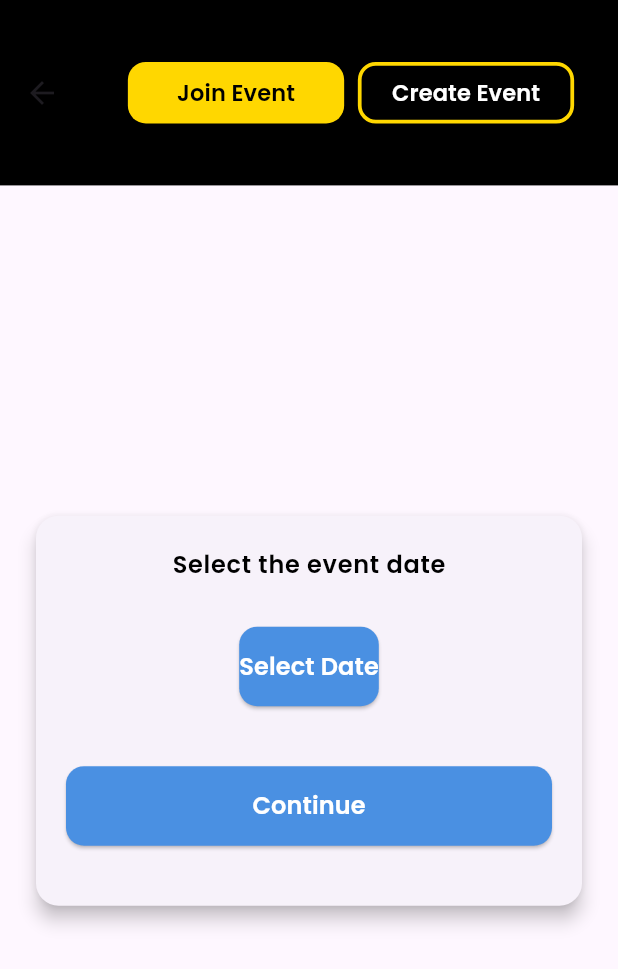
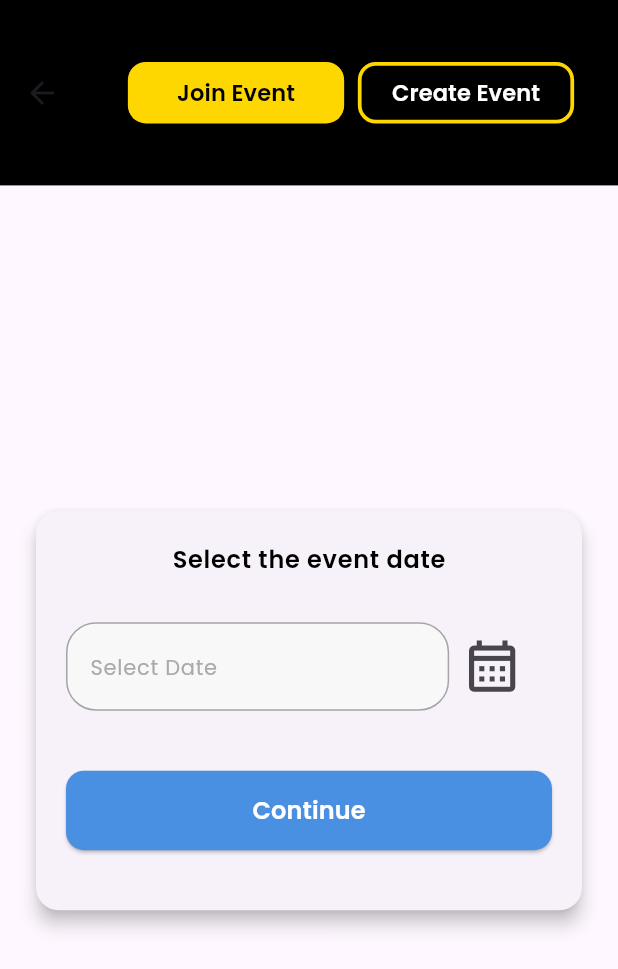
Before and after one commit to SarinaShrestha/momentix, a Flutter app: the EventScreen screen opened directly, after a tap on "Create Event", after a tap on "Continue", on a phone screen of 412 x 824 dp. Shown: the top 969 px of the screen. Run offline on Flutter 3.47's test engine with Material 3 defaults, Android fonts, the phone set to English and light mode, and no system bars; our stand-ins replace cloud_firestore, firebase_auth, firebase_core, firebase_storage, get, iconsax and 7 more; missing offline and left inert: firebase_app_check, gallery_saver_plus, google_ml_kit, google_mlkit_face_detection, mobile_scanner; accounts and stored records are empty.

Commit message:
Event Date

```diff
--- a/frontend/lib/features/core/widgets/events_widgets/event_creation_form_widget.dart
+++ b/frontend/lib/features/core/widgets/events_widgets/event_creation_form_widget.dart
@@ -21,6 +21,7 @@ class EventCreationFormWidget extends StatelessWidget {
 
   @override
   Widget build(BuildContext context) {
+    final size = MediaQuery.of(context).size;
     return Padding(
       padding: const EdgeInsets.all(20.0),
       child: Card(
@@ -51,11 +52,21 @@ class EventCreationFormWidget extends StatelessWidget {
                   style: Theme.of(context).textTheme.bodyMedium
                 )
               else if (step == 1)
-                ElevatedButtonWidget(
-                  onPressed: onSelectDate,
-                  buttonName: eventDate.isEmpty ? "Select Date" : "Selected: $eventDate",
-                  color: outlineBlue,
-                  )
+                Row(
+                  children: [
+                    SizedBox(
+                      width: size.width * 0.62 ,
+                      child: TextField(
+                        enabled: false,
+                        decoration: InputDecoration(
+                          border: OutlineInputBorder(borderRadius: BorderRadius.circular(20)),
+                          hintText: eventDate.isEmpty ? "Select Date" : "Selected: $eventDate",
+                        ),
+                      ),
+                    ),
+                    IconButton(onPressed: onSelectDate, icon: Icon(Icons.calendar_month_outlined), iconSize: size.width * 0.1,)
+                  ],
+                )
               else
                 Column(
                   children: [
```
